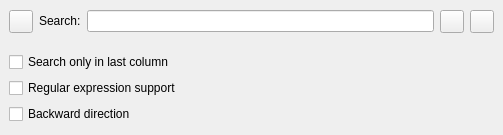
The window that src/SearchBar.ui (DonRumata710/LogManager) describes before a commit, drawn with Qt 5.
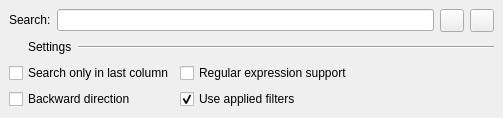
The same window after the commit. Icons and pictures are not drawn.

Commit message: support filtered search

Diff of the .ui file:
```diff
--- a/src/SearchBar.ui
+++ b/src/SearchBar.ui
@@ -7,7 +7,7 @@
     <x>0</x>
     <y>0</y>
     <width>503</width>
-    <height>135</height>
+    <height>118</height>
    </rect>
   </property>
   <property name="sizePolicy">
@@ -44,17 +44,9 @@
       </sizepolicy>
      </property>
      <layout class="QHBoxLayout" name="baseSearchLayout">
-      <item>
-       <widget class="QToolButton" name="toolButton">
-        <property name="text">
-         <string/>
-        </property>
-        <property name="icon">
-         <iconset resource="../qtres/_resources.qrc">
-          <normaloff>:/LogManager/right-arrow.png</normaloff>:/LogManager/right-arrow.png</iconset>
-        </property>
-       </widget>
-      </item>
+      <property name="bottomMargin">
+       <number>6</number>
+      </property>
       <item>
        <widget class="QLabel" name="label">
         <property name="sizePolicy">
@@ -102,6 +94,69 @@
      </layout>
     </widget>
    </item>
+   <item>
+    <widget class="QWidget" name="separatorWidget" native="true">
+     <layout class="QHBoxLayout" name="horizontalLayout">
+      <property name="spacing">
+       <number>6</number>
+      </property>
+      <property name="leftMargin">
+       <number>9</number>
+      </property>
+      <property name="topMargin">
+       <number>0</number>
+      </property>
+      <property name="rightMargin">
+       <number>9</number>
+      </property>
+      <property name="bottomMargin">
+       <number>0</number>
+      </property>
+      <item>
+       <widget class="QToolButton" name="toolButton">
+        <property name="styleSheet">
+         <string notr="true">background-color: transparent;
+border: none;
+padding: 0px;</string>
+        </property>
+        <property name="text">
+         <string/>
+        </property>
+        <property name="icon">
+         <iconset resource="../qtres/_resources.qrc">
+          <normaloff>:/LogManager/right-arrow.png</normaloff>:/LogManager/right-arrow.png</iconset>
+        </property>
+        <property name="iconSize">
+         <size>
+          <width>10</width>
+          <height>10</height>
+         </size>
+        </property>
+       </widget>
+      </item>
+      <item>
+       <widget class="QLabel" name="label_2">
+        <property name="sizePolicy">
+         <sizepolicy hsizetype="Fixed" vsizetype="Fixed">
+          <horstretch>0</horstretch>
+          <verstretch>0</verstretch>
+         </sizepolicy>
+        </property>
+        <property name="text">
+         <string>Settings</string>
+        </property>
+       </widget>
+      </item>
+      <item>
+       <widget class="Line" name="line">
+        <property name="orientation">
+         <enum>Qt::Orientation::Horizontal</enum>
+        </property>
+       </widget>
+      </item>
+     </layout>
+    </widget>
+   </item>
    <item>
     <widget class="QWidget" name="extendedSearchWidget" native="true">
      <property name="sizePolicy">
@@ -110,31 +165,78 @@
        <verstretch>0</verstretch>
       </sizepolicy>
      </property>
-     <layout class="QVBoxLayout" name="verticalLayout_2">
+     <layout class="QGridLayout" name="gridLayout">
       <property name="topMargin">
-       <number>9</number>
+       <number>6</number>
       </property>
-      <item>
+      <item row="0" column="0">
        <widget class="QCheckBox" name="cbLastColumnSearch">
+        <property name="sizePolicy">
+         <sizepolicy hsizetype="Fixed" vsizetype="Fixed">
+          <horstretch>0</horstretch>
+          <verstretch>0</verstretch>
+         </sizepolicy>
+        </property>
         <property name="text">
          <string>Search only in last column</string>
         </property>
        </widget>
       </item>
-      <item>
+      <item row="0" column="1">
        <widget class="QCheckBox" name="cbRegExpSuppor">
+        <property name="sizePolicy">
+         <sizepolicy hsizetype="Fixed" vsizetype="Fixed">
+          <horstretch>0</horstretch>
+          <verstretch>0</verstretch>
+         </sizepolicy>
+        </property>
         <property name="text">
          <string>Regular expression support</string>
         </property>
        </widget>
       </item>
-      <item>
+      <item row="1" column="1">
+       <widget class="QCheckBox" name="cbUseFilters">
+        <property name="sizePolicy">
+         <sizepolicy hsizetype="Fixed" vsizetype="Fixed">
+          <horstretch>0</horstretch>
+          <verstretch>0</verstretch>
+         </sizepolicy>
+        </property>
+        <property name="text">
+         <string>Use applied filters</string>
+        </property>
+        <property name="checked">
+         <bool>true</bool>
+        </property>
+       </widget>
+      </item>
+      <item row="1" column="0">
        <widget class="QCheckBox" name="cbBackward">
+        <property name="sizePolicy">
+         <sizepolicy hsizetype="Fixed" vsizetype="Fixed">
+          <horstretch>0</horstretch>
+          <verstretch>0</verstretch>
+         </sizepolicy>
+        </property>
         <property name="text">
          <string>Backward direction</string>
         </property>
        </widget>
       </item>
+      <item row="0" column="2">
+       <spacer name="horizontalSpacer">
+        <property name="orientation">
+         <enum>Qt::Orientation::Horizontal</enum>
+        </property>
+        <property name="sizeHint" stdset="0">
+         <size>
+          <width>40</width>
+          <height>20</height>
+         </size>
+        </property>
+       </spacer>
+      </item>
      </layout>
     </widget>
    </item>
```
The commit also changes 12 other files.
